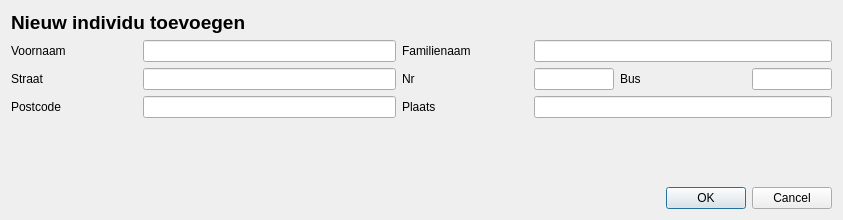
Old version of the form newdeelnemerindividu.ui in the repository vvim/BT_deelnemers.
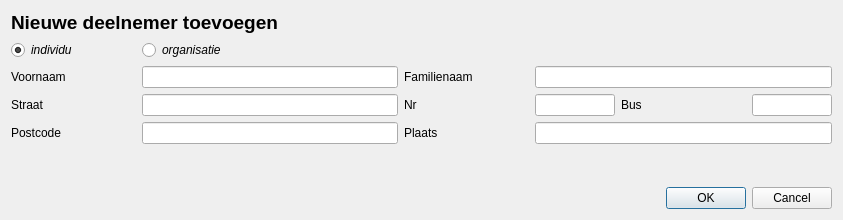
New version of the form.

```diff
--- a/newdeelnemerindividu.ui
+++ b/newdeelnemerindividu.ui
@@ -24,76 +24,37 @@
       </font>
      </property>
      <property name="text">
-      <string>Nieuw individu toevoegen</string>
+      <string>Nieuwe deelnemer toevoegen</string>
      </property>
     </widget>
    </item>
    <item>
     <layout class="QGridLayout" name="gridLayout">
-     <item row="2" column="4" colspan="3">
-      <widget class="QLineEdit" name="le_plaats"/>
-     </item>
-     <item row="1" column="3">
-      <widget class="QLabel" name="label_huisnr">
-       <property name="text">
-        <string>Nr</string>
-       </property>
-      </widget>
-     </item>
-     <item row="2" column="3">
-      <widget class="QLabel" name="label_plaats">
-       <property name="text">
-        <string>Plaats</string>
-       </property>
-       <property name="alignment">
-        <set>Qt::AlignLeading|Qt::AlignLeft|Qt::AlignVCenter</set>
-       </property>
-      </widget>
-     </item>
-     <item row="1" column="0">
+     <item row="3" column="0">
       <widget class="QLabel" name="label_straat">
        <property name="text">
         <string>Straat</string>
        </property>
       </widget>
      </item>
-     <item row="1" column="1" colspan="2">
-      <widget class="QLineEdit" name="le_straat"/>
-     </item>
-     <item row="0" column="4" colspan="3">
-      <widget class="QLineEdit" name="le_familieNaam"/>
-     </item>
-     <item row="1" column="4">
-      <widget class="QLineEdit" name="le_huisnr">
-       <property name="maximumSize">
-        <size>
-         <width>80</width>
-         <height>16777215</height>
-        </size>
-       </property>
-      </widget>
-     </item>
-     <item row="2" column="1" colspan="2">
-      <widget class="QLineEdit" name="le_postcode"/>
-     </item>
-     <item row="0" column="0">
+     <item row="2" column="0">
       <widget class="QLabel" name="label_naam">
        <property name="text">
         <string>Voornaam</string>
        </property>
       </widget>
      </item>
-     <item row="0" column="3">
-      <widget class="QLabel" name="label_familieNaam">
-       <property name="text">
-        <string>Familienaam</string>
-       </property>
-       <property name="alignment">
-        <set>Qt::AlignLeading|Qt::AlignLeft|Qt::AlignVCenter</set>
+     <item row="3" column="4">
+      <widget class="QLineEdit" name="le_huisnr">
+       <property name="maximumSize">
+        <size>
+         <width>80</width>
+         <height>16777215</height>
+        </size>
        </property>
       </widget>
      </item>
-     <item row="1" column="6">
+     <item row="3" column="6">
       <widget class="QLineEdit" name="le_busnr">
        <property name="maximumSize">
         <size>
@@ -103,23 +64,89 @@
        </property>
       </widget>
      </item>
-     <item row="1" column="5">
-      <widget class="QLabel" name="label_busnr">
-       <property name="text">
-        <string>Bus</string>
-       </property>
-      </widget>
-     </item>
-     <item row="0" column="1" colspan="2">
+     <item row="2" column="1" colspan="2">
       <widget class="QLineEdit" name="le_naam"/>
      </item>
-     <item row="2" column="0">
+     <item row="3" column="3">
+      <widget class="QLabel" name="label_huisnr">
+       <property name="text">
+        <string>Nr</string>
+       </property>
+      </widget>
+     </item>
+     <item row="4" column="4" colspan="3">
+      <widget class="QLineEdit" name="le_plaats"/>
+     </item>
+     <item row="4" column="1" colspan="2">
+      <widget class="QLineEdit" name="le_postcode"/>
+     </item>
+     <item row="3" column="1" colspan="2">
+      <widget class="QLineEdit" name="le_straat"/>
+     </item>
+     <item row="4" column="0">
       <widget class="QLabel" name="label_postcode">
        <property name="text">
         <string>Postcode</string>
        </property>
       </widget>
      </item>
+     <item row="3" column="5">
+      <widget class="QLabel" name="label_busnr">
+       <property name="text">
+        <string>Bus</string>
+       </property>
+      </widget>
+     </item>
+     <item row="2" column="3">
+      <widget class="QLabel" name="label_familieNaam">
+       <property name="text">
+        <string>Familienaam</string>
+       </property>
+       <property name="alignment">
+        <set>Qt::AlignLeading|Qt::AlignLeft|Qt::AlignVCenter</set>
+       </property>
+      </widget>
+     </item>
+     <item row="4" column="3">
+      <widget class="QLabel" name="label_plaats">
+       <property name="text">
+        <string>Plaats</string>
+       </property>
+       <property name="alignment">
+        <set>Qt::AlignLeading|Qt::AlignLeft|Qt::AlignVCenter</set>
+       </property>
+      </widget>
+     </item>
+     <item row="2" column="4" colspan="3">
+      <widget class="QLineEdit" name="le_familieNaam"/>
+     </item>
+     <item row="1" column="1">
+      <widget class="QRadioButton" name="rb_organisatie">
+       <property name="font">
+        <font>
+         <italic>true</italic>
+        </font>
+       </property>
+       <property name="text">
+        <string>organisatie</string>
+       </property>
+      </widget>
+     </item>
+     <item row="1" column="0">
+      <widget class="QRadioButton" name="rb_individu">
+       <property name="font">
+        <font>
+         <italic>true</italic>
+        </font>
+       </property>
+       <property name="text">
+        <string>individu</string>
+       </property>
+       <property name="checked">
+        <bool>true</bool>
+       </property>
+      </widget>
+     </item>
     </layout>
    </item>
    <item>
```
